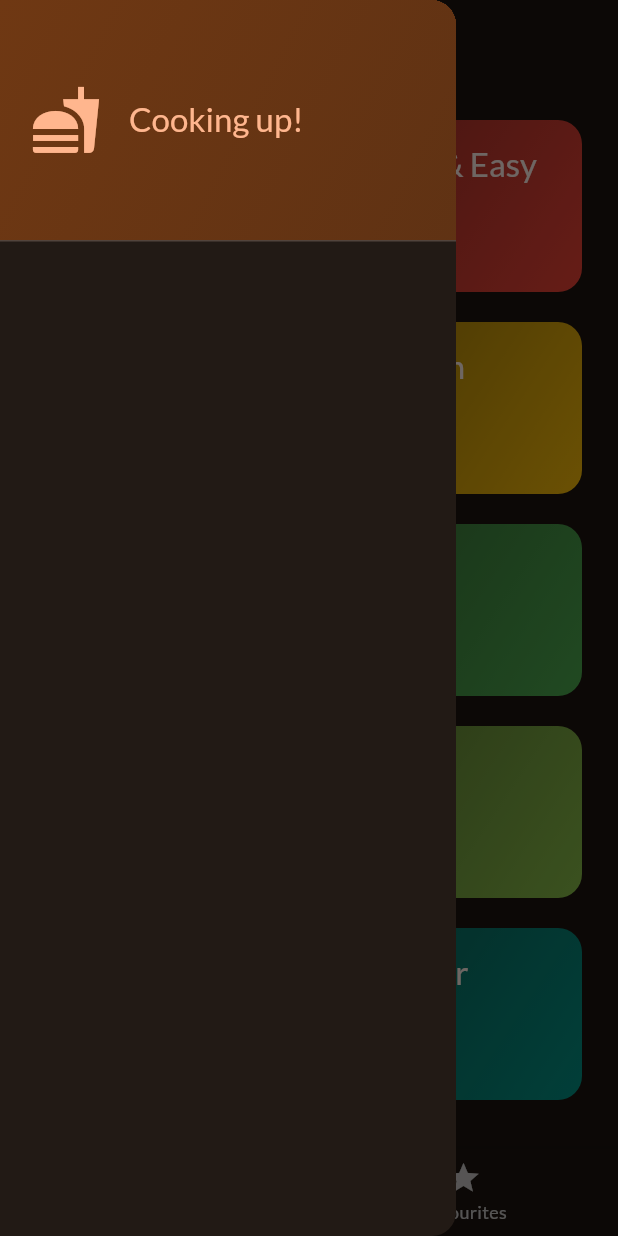
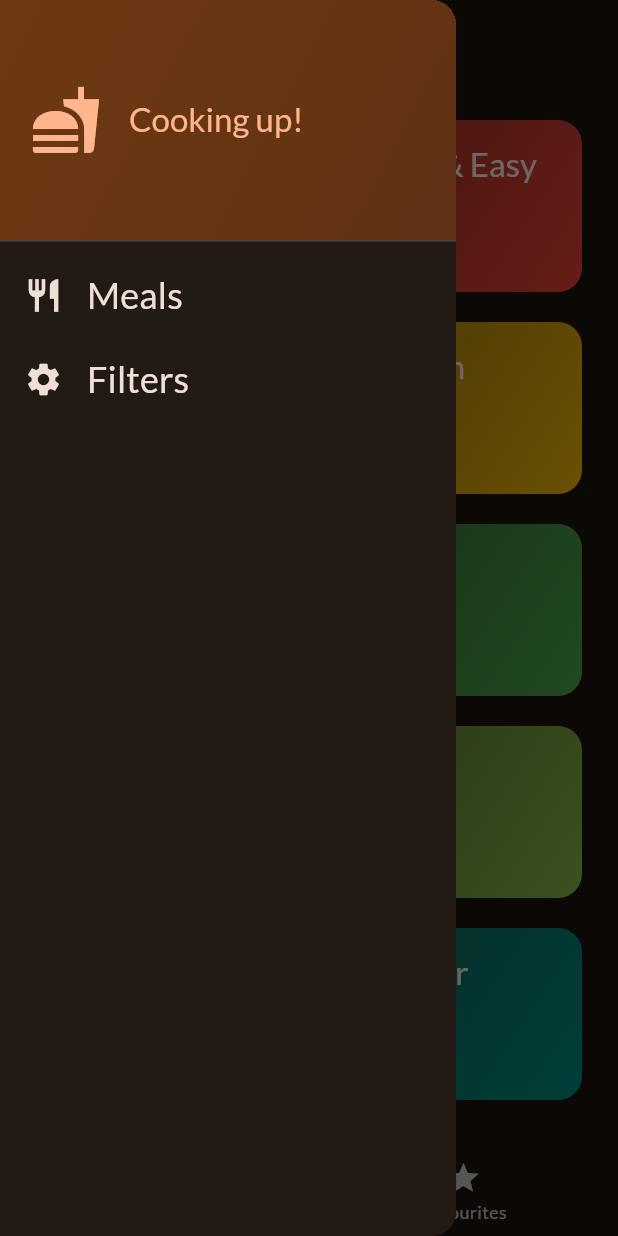
Before and after one commit to paulldev/meals, a Flutter app: the screen it shows after launch, with the side drawer open, on a phone screen of 412 x 824 dp. Run offline on Flutter 3.47's test engine with Material 2 defaults, Android fonts, the phone set to English and light mode, and no system bars; our stand-ins replace google_fonts, transparent_image.

Commit message:
Project completed

```diff
--- a/lib/screens/categories.dart
+++ b/lib/screens/categories.dart
@@ -6,12 +6,16 @@ import '../data/dummy_data.dart';
 import 'package:meals/models/category.dart';
 
 class CategoriesScreen extends StatelessWidget {
-  const CategoriesScreen({super.key, required this.onToggleFavorite});
+  const CategoriesScreen(
+      {super.key,
+      required this.onToggleFavorite,
+      required this.availableMeals});
 
   final void Function(Meal meal) onToggleFavorite;
+  final List<Meal> availableMeals;
 
   void _selectCategory(BuildContext context, Category category) {
-    final filteredMeals = dummyMeals
+    final filteredMeals = availableMeals
         .where((meal) => meal.categories.contains(category.id))
         .toList();
     // This route will be pushed onto the top of the screens stack.
--- a/lib/screens/tabs.dart
+++ b/lib/screens/tabs.dart
@@ -1,9 +1,17 @@
 import 'package:flutter/material.dart';
+import 'package:meals/data/dummy_data.dart';
 import 'package:meals/screens/categories.dart';
+import 'package:meals/screens/filters.dart';
 import 'package:meals/screens/meals.dart';
 import 'package:meals/widgets/main_drawer.dart';
+import '../models/meal.dart';
 
-import '../models/meal.dart';
+const kInitialFilters = {
+  Filter.glutenFree: false,
+  Filter.lactoseFree: false,
+  Filter.vegetarian: false,
+  Filter.vegan: false,
+};
 
 class TabsScreen extends StatefulWidget {
   const TabsScreen({super.key});
@@ -15,6 +23,7 @@ class TabsScreen extends StatefulWidget {
 class _TabsScreenState extends State<TabsScreen> {
   int _selectedPageIndex = 0;
   final List<Meal> _favoriteMeals = [];
+  Map<Filter, bool> _selectedFilters = kInitialFilters;
 
   void _showInfoMessage(String message) {
     ScaffoldMessenger.of(context).clearSnackBars();
@@ -47,10 +56,43 @@ class _TabsScreenState extends State<TabsScreen> {
     });
   }
 
+  void _setScreen(String identifier) async {
+    Navigator.of(context).pop();
+    if (identifier == 'filters') {
+      final result = await Navigator.of(context).push<Map<Filter, bool>>(
+        MaterialPageRoute(
+          builder: (ctx) => FiltersScreen(
+            currentFilters: _selectedFilters,
+          ),
+        ),
+      );
+      setState(() {
+        _selectedFilters = result ?? kInitialFilters;
+      });
+    }
+  }
+
   @override
   Widget build(BuildContext context) {
+    final availableMeals = dummyMeals.where((meal) {
+      if (_selectedFilters[Filter.glutenFree]! && !meal.isGlutenFree) {
+        return false;
+      }
+      if (_selectedFilters[Filter.lactoseFree]! && !meal.isLactoseFree) {
+        return false;
+      }
+      if (_selectedFilters[Filter.vegetarian]! && !meal.isVegetarian) {
+        return false;
+      }
+      if (_selectedFilters[Filter.vegan]! && !meal.isVegan) {
+        return false;
+      }
+      return true;
+    }).toList();
+
     Widget activePage = CategoriesScreen(
       onToggleFavorite: _toggleMealFavoriteStatus,
+      availableMeals: availableMeals,
     );
     var activePageTitle = 'Categories';
 
@@ -65,7 +107,9 @@ class _TabsScreenState extends State<TabsScreen> {
       appBar: AppBar(
         title: Text(activePageTitle),
       ),
-      drawer: MainDrawer(),
+      drawer: MainDrawer(
+        onSelectScreen: _setScreen,
+      ),
       body: activePage,
       bottomNavigationBar: BottomNavigationBar(
         onTap: _selectPage,
--- a/lib/widgets/main_drawer.dart
+++ b/lib/widgets/main_drawer.dart
@@ -1,7 +1,9 @@
 import 'package:flutter/material.dart';
 
 class MainDrawer extends StatelessWidget {
-  const MainDrawer({super.key});
+  const MainDrawer({super.key, required this.onSelectScreen});
+
+  final void Function(String identifier) onSelectScreen;
 
   @override
   Widget build(BuildContext context) {
@@ -42,6 +44,41 @@ class MainDrawer extends StatelessWidget {
               ],
             ),
           ),
+          ListTile(
+            leading: Icon(
+              Icons.restaurant,
+              size: 26,
+              color: Theme.of(context).colorScheme.onBackground,
+            ),
+            title: Text(
+              'Meals',
+              style: Theme.of(context).textTheme.titleSmall!.copyWith(
+                    color: Theme.of(context).colorScheme.onBackground,
+                    fontSize: 24,
+                  ),
+            ),
+            onTap: () {
+              onSelectScreen('meals');
+            },
+          ),
+          ListTile(
+            leading: Icon(
+              Icons.settings,
+              size: 26,
+              color: Theme.of(context).colorScheme.onBackground,
+            ),
+            title: Text(
+              'Filters',
+              style: Theme.of(context).textTheme.titleSmall!.copyWith(
+                    color: Theme.of(context).colorScheme.onBackground,
+                    fontSize: 24,
+                  ),
+            ),
+            onTap: () {
+              onSelectScreen('filters');
+//              Navigator.of(context).push(route)//TODO:
+            },
+          )
         ],
       ),
     );
```
Also changed, not shown: lib/screens/filters.dart (added, +159 -0 lines).
